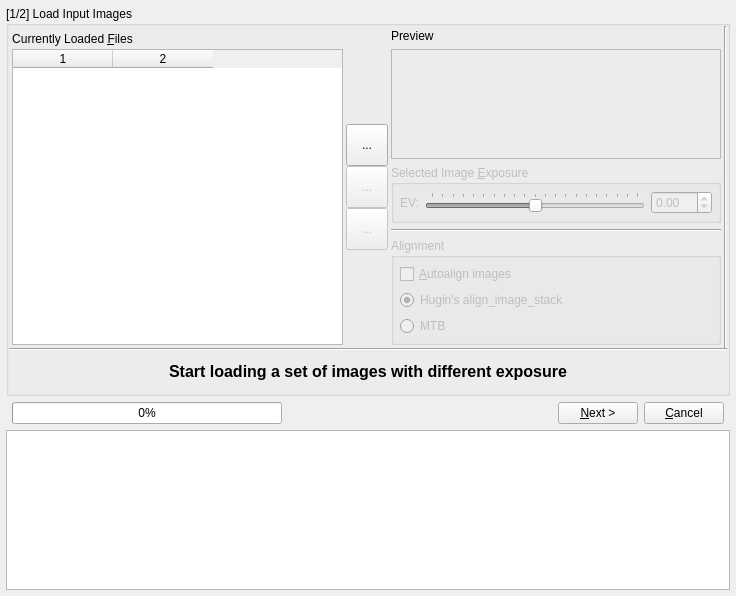
First picture: the form in src/HdrWizard/HdrWizard.ui, repository LuminanceHDR/LuminanceHDR, before the edit.
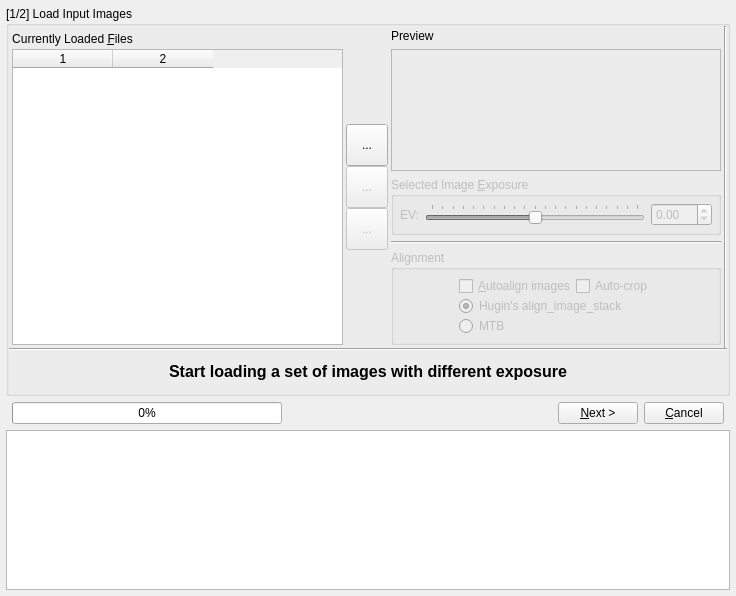
Second picture: the form after the edit. The open tabs and pages were chosen to show the change. Icons and pictures are not drawn.

The edit to the form file:
```diff
--- a/src/HdrWizard/HdrWizard.ui
+++ b/src/HdrWizard/HdrWizard.ui
@@ -534,14 +534,11 @@
                     <number>9</number>
                    </property>
                    <item row="0" column="0">
-                    <layout class="QVBoxLayout" name="verticalLayout_2">
-                     <property name="spacing">
-                      <number>6</number>
-                     </property>
+                    <layout class="QGridLayout" name="gridLayout1">
                      <property name="margin">
                       <number>6</number>
                      </property>
-                     <item>
+                     <item row="0" column="0">
                       <widget class="QCheckBox" name="alignCheckBox">
                        <property name="enabled">
                         <bool>false</bool>
@@ -557,7 +554,20 @@
                        </property>
                       </widget>
                      </item>
-                     <item>
+                     <item row="0" column="1">
+                      <widget class="QCheckBox" name="autoCropCheckBox">
+                       <property name="sizePolicy">
+                        <sizepolicy hsizetype="Fixed" vsizetype="Fixed">
+                         <horstretch>0</horstretch>
+                         <verstretch>0</verstretch>
+                        </sizepolicy>
+                       </property>
+                       <property name="text">
+                        <string>Auto-crop</string>
+                       </property>
+                      </widget>
+                     </item>
+                     <item row="1" column="0" colspan="2">
                       <widget class="QRadioButton" name="ais_radioButton">
                        <property name="text">
                         <string>Hugin's align_image_stack</string>
@@ -567,7 +577,7 @@
                        </property>
                       </widget>
                      </item>
-                     <item>
+                     <item row="2" column="0" colspan="2">
                       <widget class="QRadioButton" name="mtb_radioButton">
                        <property name="text">
                         <string>MTB</string>
```
